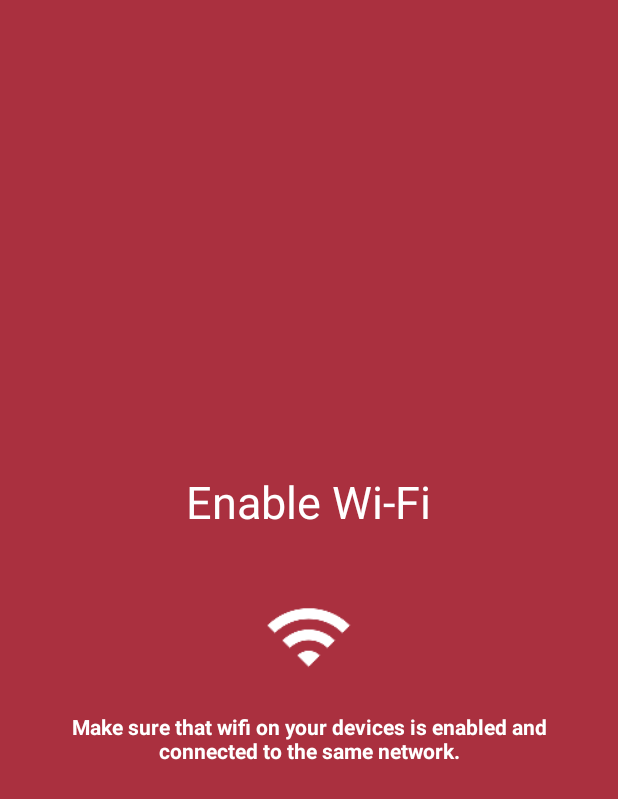
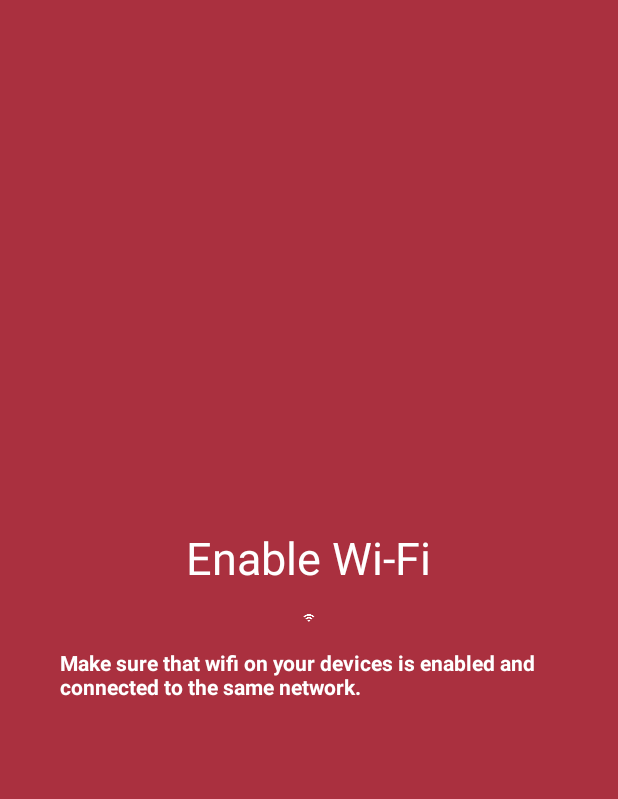
Before and after one commit to hypeapps/Endoscope, an Android app: the layout fragment_tutorial_screen_2.xml on its own in the app's theme, with its tools: preview values and no code run, on a phone screen of 412 x 824 dp. Shown: the top 799 px of the screen. Run offline under Robolectric (Android 15) with nearby library versions, the phone set to English and light mode, and no system bars.

Commit message:
Optimise hierarchy view. Extract values to dimens and strings file.

```diff
--- a/app/src/main/res/layout/fragment_tutorial_screen_2.xml
+++ b/app/src/main/res/layout/fragment_tutorial_screen_2.xml
@@ -1,45 +1,40 @@
 <?xml version="1.0" encoding="utf-8"?>
-<RelativeLayout xmlns:android="http://schemas.android.com/apk/res/android"
-    android:layout_width="match_parent" android:layout_height="match_parent"
-    android:background="@color/start_stream_background">
-
-    <LinearLayout
-        android:orientation="vertical"
+<RelativeLayout
+    xmlns:android="http://schemas.android.com/apk/res/android"
     android:layout_width="match_parent"
     android:layout_height="match_parent"
-        android:gravity="center_vertical|center_horizontal" >
+    android:background="@color/start_stream_background"
+    >
 
     <TextView
         style="@style/header_style"
+        android:id="@+id/tv_header"
         android:layout_width="wrap_content"
         android:layout_height="wrap_content"
+        android:layout_above="@+id/iv_wifi_icon"
+        android:layout_centerHorizontal="true"
+        android:paddingBottom="@dimen/activity_vertical_margin"
         android:text="@string/header_enable_wifi"
-            android:id="@+id/textView5" />
-
-        <LinearLayout
-            android:orientation="vertical"
-            android:layout_width="match_parent"
-            android:layout_height="wrap_content"
-            android:gravity="center_vertical|center_horizontal"
-            android:layout_marginTop="40dp"
-            android:layout_marginBottom="20dp">
+        />
 
     <ImageView
-                android:layout_width="60dp"
-                android:layout_height="60dp"
-                android:id="@+id/imageView2"
-                android:src="@drawable/ic_wifi" />
-
-        </LinearLayout>
+        android:id="@+id/iv_wifi_icon"
+        android:layout_width="@dimen/wifi_icon_width"
+        android:layout_height="@dimen/wifi_icon_height"
+        android:layout_centerInParent="true"
+        android:src="@drawable/ic_wifi"
+        />
 
     <TextView
         style="@style/text_style"
+        android:id="@+id/tv_description"
         android:layout_width="wrap_content"
         android:layout_height="wrap_content"
+        android:layout_below="@id/iv_wifi_icon"
+        android:layout_centerHorizontal="true"
+        android:paddingLeft="@dimen/fragment_tutorial_horizontal_margin"
+        android:paddingRight="@dimen/fragment_tutorial_horizontal_margin"
+        android:paddingTop="@dimen/activity_vertical_margin"
         android:text="@string/ht_wi_fi_enabled"
-            android:id="@+id/textView7"
-            android:gravity="center_vertical|center_horizontal"
-            android:paddingLeft="40dp"
-            android:paddingRight="40dp" />
-    </LinearLayout>
+        />
 </RelativeLayout>
```
Lines whose indentation alone changed are shown as unchanged.
